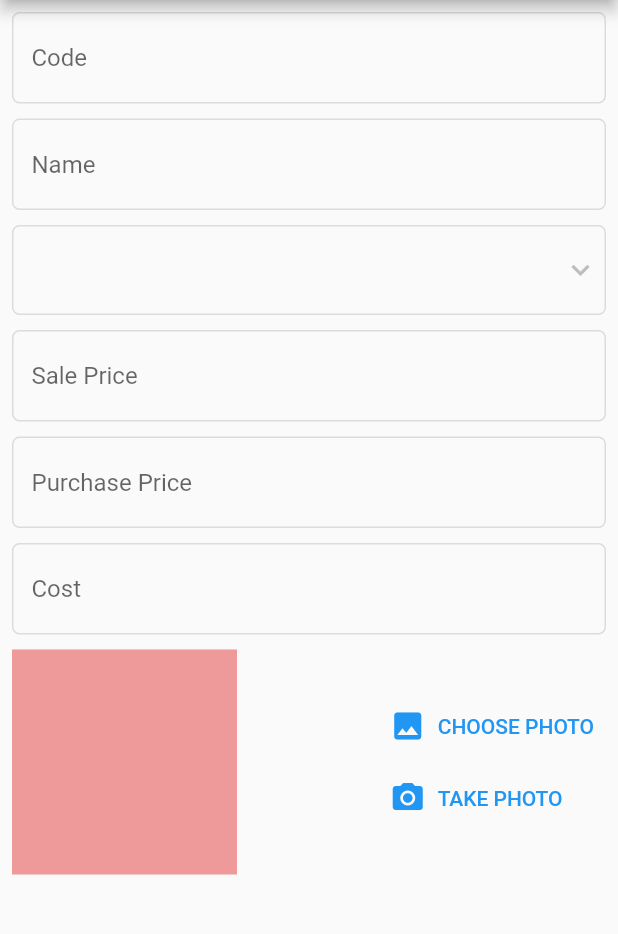
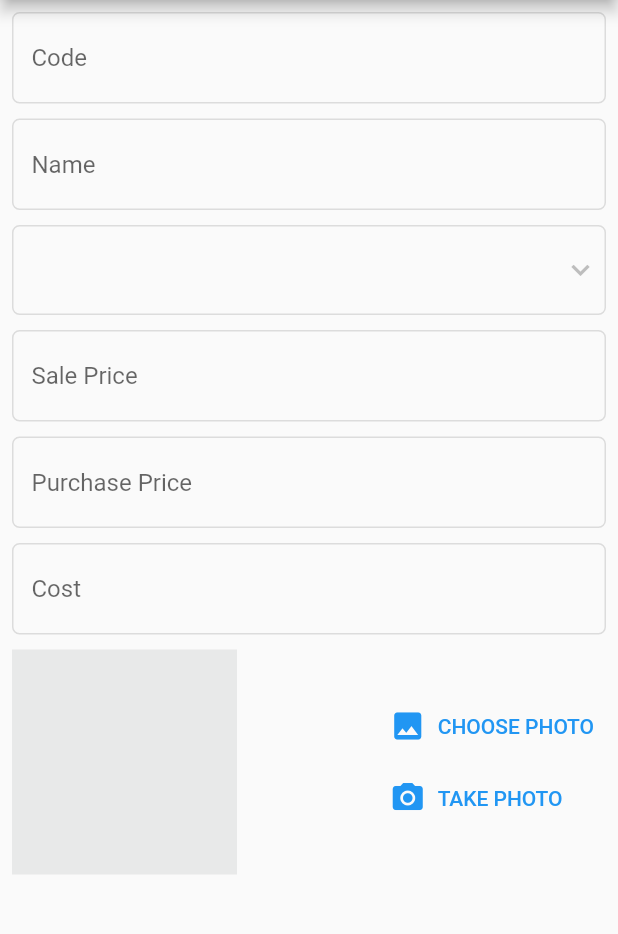
Before and after one commit to DevNweYi/pos_app, a Flutter app: the CreateItemPage screen opened directly, on a phone screen of 412 x 824 dp, the part 84-1018 px from its top. Run offline on Flutter 3.47's test engine with Material 2 defaults, Android fonts, the phone set to English and light mode, and no system bars; our stand-ins replace flutter_easyloading, get, image_picker, sqflite; accounts and stored records are empty; network calls fail.

Commit message:
implementing item list

```diff
--- a/lib/category_list_page.dart
+++ b/lib/category_list_page.dart
@@ -1,5 +1,3 @@
-import 'dart:ui';
-
 import 'package:flutter/material.dart';
 import 'package:get/get.dart';
 import 'package:pos_app/create_category_page.dart';
--- a/lib/create_category_page.dart
+++ b/lib/create_category_page.dart
@@ -13,7 +13,7 @@ class CreateCategoryPage extends StatefulWidget {
 }
 
 class _CreateCategoryPageState extends State<CreateCategoryPage> {
-  var categoryController = Get.put(CategoryController());
+  CategoryController categoryController=Get.find();
   dynamic argumentData=Get.arguments;
   late int categoryId;
   bool isUpdate=false;
--- a/lib/create_item_page.dart
+++ b/lib/create_item_page.dart
@@ -19,7 +19,7 @@ class CreateItemPage extends StatefulWidget {
 }
 
 class _CreateItemPageState extends State<CreateItemPage> {
-  var itemController = Get.put(ItemController());
+  ItemController itemController=Get.find();
   List<CategoryData> lstCategory = [];
   CategoryData dropdownvalue =
       CategoryData(categoryId: 0, categoryCode: "", categoryName: "");
@@ -54,12 +54,20 @@ class _CreateItemPageState extends State<CreateItemPage> {
               style: TextStyle(color: Colors.black87),
             ),
             onPressed: () {
-              String base64Photo="";
+              String base64Photo = "";
               if (_image != null) {
                 final bytes = File(_image.path.toString()).readAsBytesSync();
                 base64Photo = base64Encode(bytes);
               }
-              itemController.insert(categoryId: dropdownvalue.categoryId, base64Photo: base64Photo);
+              itemController
+                  .insert(
+                      categoryId: dropdownvalue.categoryId,
+                      base64Photo: base64Photo)
+                  .then((value) {
+                setState(() {
+                  _image = null;
+                });
+              });
             },
           )
         ],
@@ -169,13 +177,7 @@ class _CreateItemPageState extends State<CreateItemPage> {
                 child: Row(
                   mainAxisAlignment: MainAxisAlignment.spaceBetween,
                   children: [
-                    //Image.asset(""),
                     Container(
-                        height: 150,
-                        width: 150,
-                        decoration: BoxDecoration(
-                          color: Colors.grey[200],
-                        ),
                         child: _image != null
                             ? Image.file(
                                 _image,
@@ -186,8 +188,8 @@ class _CreateItemPageState extends State<CreateItemPage> {
                             : Container(
                                 height: 150,
                                 width: 150,
-                                decoration: BoxDecoration(
-                                  color: Colors.red[200],
+                                decoration: const BoxDecoration(
+                                  color: AppColor.grey,
                                 ),
                               )),
                     Column(
--- a/lib/database/database_helper.dart
+++ b/lib/database/database_helper.dart
@@ -16,7 +16,7 @@ class DatabaseHelper {
     await _db.execute(
         "CREATE TABLE IF NOT EXISTS $categoryTableName(CategoryID INTEGER PRIMARY KEY AUTOINCREMENT,CategoryCode TEXT,CategoryName TEXT)");
     await _db.execute(
-        "CREATE TABLE IF NOT EXISTS $itemTableName(ItemID INTEGER,CategoryID INTEGER,ItemCode TEXT,ItemName TEXT,SalePrice INTEGER,PurchasePrice INTEGER,Cost INTEGER,Base64Photo TEXT)");
+        "CREATE TABLE IF NOT EXISTS $itemTableName(ItemID INTEGER PRIMARY KEY AUTOINCREMENT,CategoryID INTEGER,ItemCode TEXT,ItemName TEXT,SalePrice INTEGER,PurchasePrice INTEGER,Cost INTEGER,Base64Photo TEXT)");
     return _db;
   }
 
--- a/lib/main.dart
+++ b/lib/main.dart
@@ -1,4 +1,5 @@
 import 'package:flutter/material.dart';
+import 'package:flutter_easyloading/flutter_easyloading.dart';
 import 'package:get/get.dart';
 import 'package:pos_app/item_menu_page.dart';
 import 'package:pos_app/receipt_page.dart';
@@ -31,6 +32,7 @@ class MyApp extends StatelessWidget {
         primarySwatch: Colors.blue,
       ),
       home: const SalePage(),
+      builder: EasyLoading.init(),
       // Register routes
       routes: {
         '/receipt_page': (BuildContext ctx) => const ReceiptPage(),
--- a/lib/model/item_data.dart
+++ b/lib/model/item_data.dart
@@ -7,6 +7,7 @@ class ItemData {
   late int purchasePrice;
   late int cost;
   late String base64Photo;
+  bool? isSelected=false;
 
   ItemData(
       {required this.itemId,
@@ -16,7 +17,8 @@ class ItemData {
       required this.salePrice,
       required this.purchasePrice,
       required this.cost,
-      required this.base64Photo});
+      required this.base64Photo,
+      this.isSelected});
 
   static Map<String, dynamic> insertItem(
       {required int categoryId,
@@ -36,4 +38,25 @@ class ItemData {
       "Base64Photo": base64Photo,
     };
   }
+
+   static Map<String, dynamic> updateItem(
+      {required int itemId,
+      required int categoryId,
+      required String itemCode,
+      required String itemName,
+      required int salePrice,
+      required int purchasePrice,
+      required int cost,
+      required String base64Photo}) {
+    return {
+      "ItemID": itemId,
+      "CategoryID": categoryId,
+      "ItemCode": itemCode,
+      "ItemName": itemName,
+      "SalePrice": salePrice,
+      "PurchasePrice": purchasePrice,
+      "Cost": cost,
+      "Base64Photo": base64Photo,
+    };
+  }
 }
--- a/pubspec.yaml
+++ b/pubspec.yaml
@@ -39,6 +39,7 @@ dependencies:
   get: ^4.6.5
   sqflite: ^2.2.8+4
   image_picker: ^1.0.0
+  flutter_easyloading: ^3.0.5
 
 dev_dependencies:
   flutter_test:
```
Also changed, not shown: lib/controller/item_controller.dart (+54 -12 lines), lib/item_list_page.dart (+72 -13 lines), pubspec.lock.
